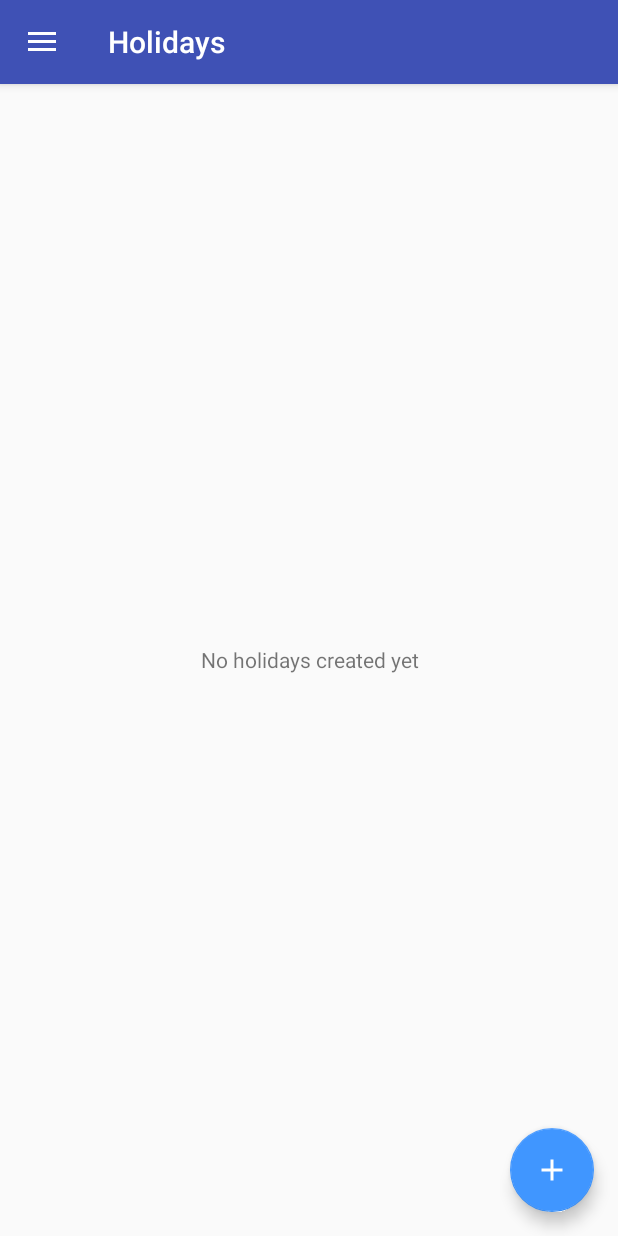
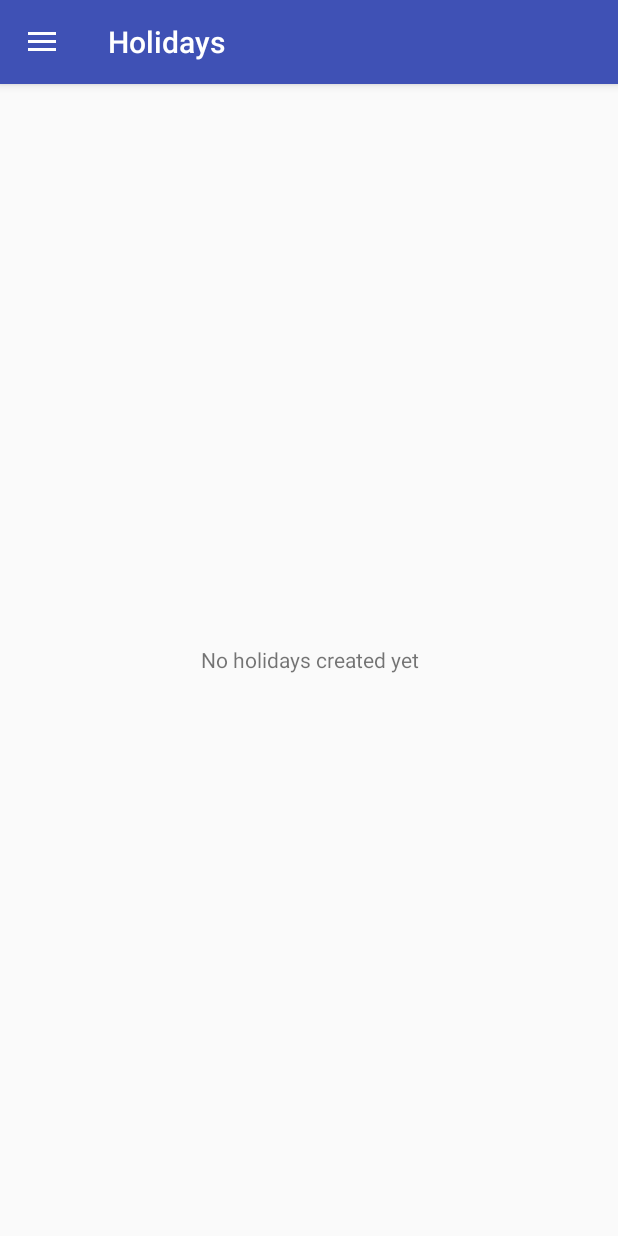
Before and after one commit to mikecon94/TravelJournal, an Android app: the screen it shows after launch (MainActivity), after a tap on "Holidays", on a phone screen of 412 x 824 dp. Run offline under Robolectric (Android 15) with nearby library versions, the light colour scheme and no system bars; our stand-ins replace Room's generated code.

Commit message:
Clean up MainActivity - remove unnecesarry steps.

```diff
--- a/app/src/main/java/com/mikepconroy/traveljournal/MainActivity.java
+++ b/app/src/main/java/com/mikepconroy/traveljournal/MainActivity.java
@@ -56,11 +56,7 @@ public  class MainActivity extends AppCompatActivity
             getSupportFragmentManager().beginTransaction()
                     .add(R.id.fragment_container, firstFragment).commit();
         }
-
         setContentView(R.layout.activity_main);
-        setActionBarTitle("Holidays");
-        enableNavDrawer();
-        setUpFab();
 
         NavigationView navigationView = findViewById(R.id.nav_view);
         navigationView.setNavigationItemSelectedListener(this);
@@ -223,8 +219,6 @@ public  class MainActivity extends AppCompatActivity
     public void onFragmentClose(){
         Log.i(Configuration.TAG, "MainActivity: Fragment closed. Setting title to Holidays.");
         //TODO: This section may not be required after the updates. Either way the correct title will need to be worked out.
-        setActionBarTitle("Holidays");
-        setUpFab();
     }
 
     public void onFragmentOpened(String title, boolean navDrawerActive){
@@ -236,24 +230,9 @@ public  class MainActivity extends AppCompatActivity
         }
     }
 
-    private void setUpFab(){
-        //TODO: Move over to the Holidays fragment to handle.
-        final FloatingActionButton fab = findViewById(R.id.fab);
-        fab.setImageResource(R.drawable.ic_add_white_24dp);
-        fab.setVisibility(View.VISIBLE);
-        fab.setOnClickListener(new View.OnClickListener() {
-            @Override
-            public void onClick(View view) {
-                Log.i(Configuration.TAG, "MainActivity: FAB Clicked.");
-
-                updateFragment(new NewHolidayFragment(), "Add Holiday");
-
-                //TODO: The following code can be used for undoing deletions etc.
-                //Snackbar.make(view, "Adding new Holiday.", Snackbar.LENGTH_SHORT)
-                //        .setAction("Action", null).show();
-            }
-        });
-    }
+    //TODO: The following code can be used for undoing deletions etc.
+    //Snackbar.make(view, "Adding new Holiday.", Snackbar.LENGTH_SHORT)
+    //        .setAction("Action", null).show();
 
     @Override
     public void onListFragmentInteraction(DummyContent.DummyItem item) {
```
